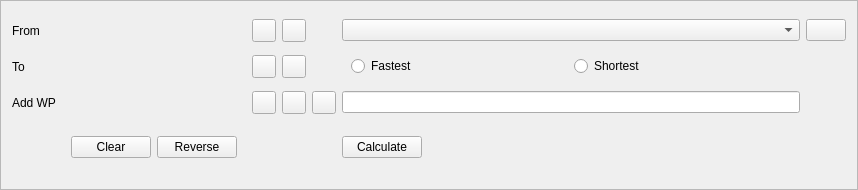
Above: kadasrouting/gui/shortestpathbottombar.ui from kadas-albireo/kadas-albireo2 before the change. Below: the same form after it.
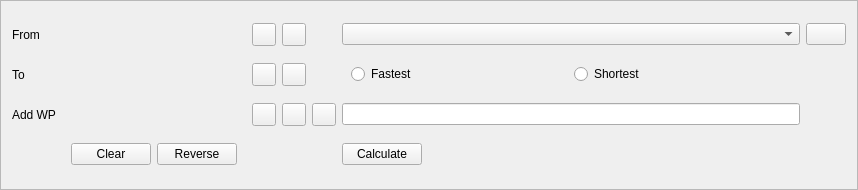
That is the form after the change. Icons and pictures are not drawn.

Commit message: Fix hidden buttons.

```diff
--- a/kadasrouting/gui/shortestpathbottombar.ui
+++ b/kadasrouting/gui/shortestpathbottombar.ui
@@ -102,6 +102,12 @@
    <item row="3" column="1">
     <widget class="QWidget" name="widgetButton" native="true">
      <layout class="QHBoxLayout" name="horizontalLayout_2">
+      <property name="topMargin">
+       <number>0</number>
+      </property>
+      <property name="bottomMargin">
+       <number>0</number>
+      </property>
       <item>
        <widget class="QPushButton" name="pushButtonClear">
         <property name="text">
```
